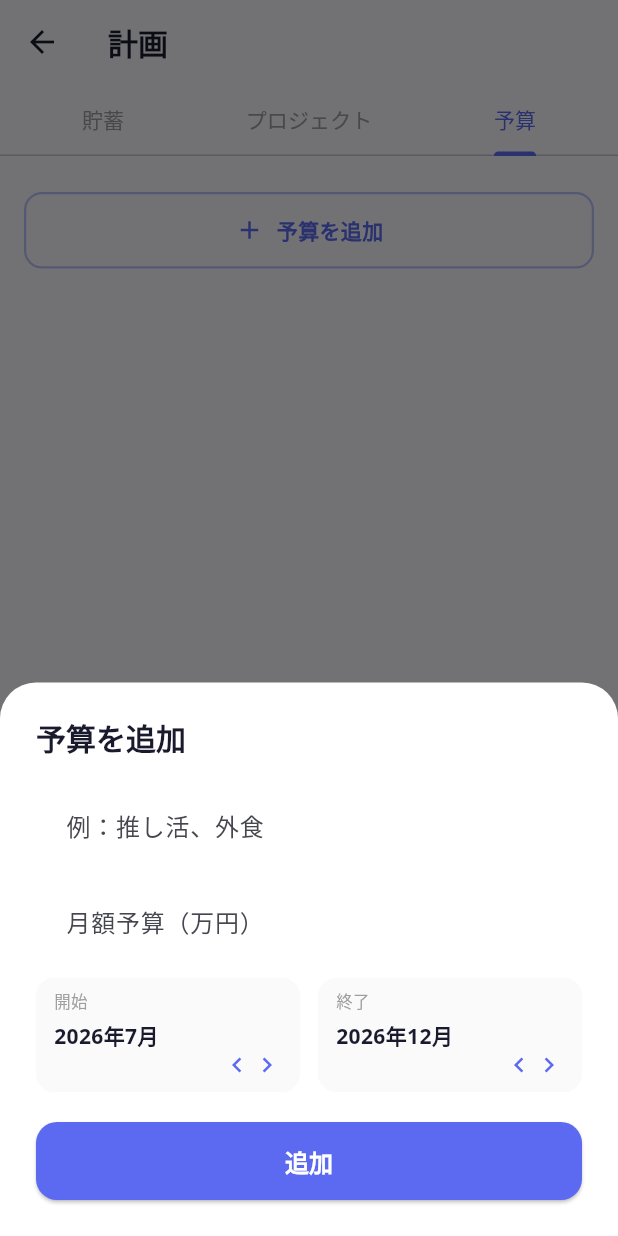
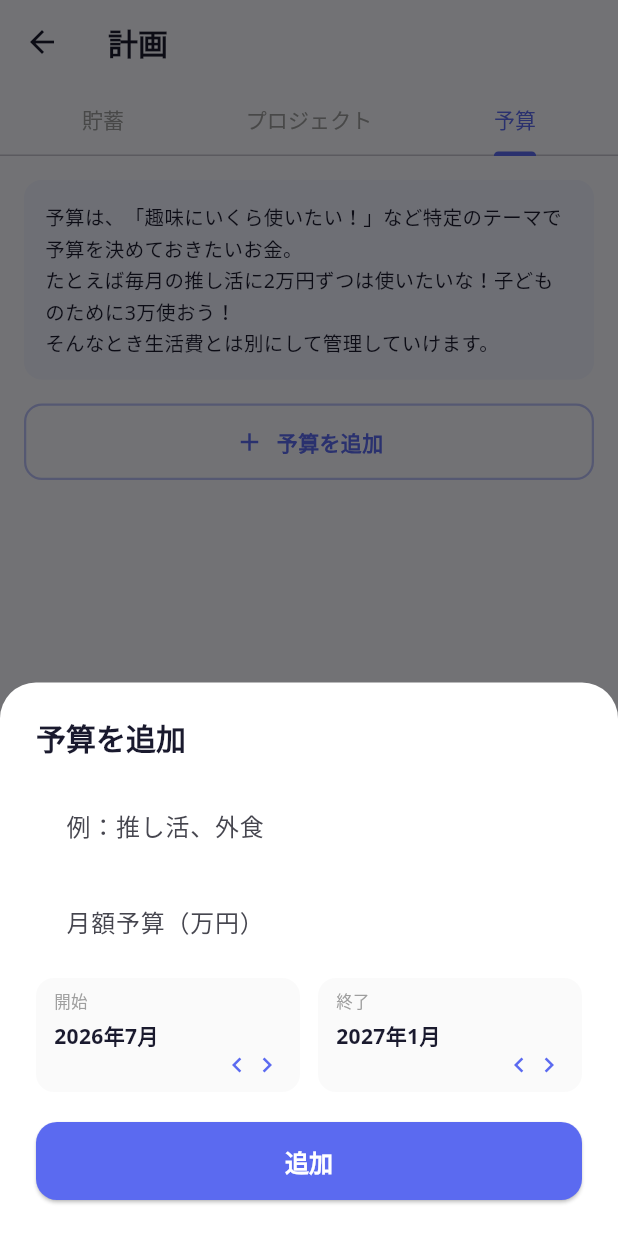
Before and after one commit to sakura9625/my-budget-plan, a Flutter app: the PlanTab screen opened directly, tab 3 chosen, after a tap on "予算を追加", on a phone screen of 412 x 824 dp. Run offline on Flutter 3.47's test engine with Material 3 defaults, Android fonts, the phone set to English and light mode, and no system bars; our stand-ins replace firebase_core, flutter_local_notifications, flutter_riverpod, go_router, google_fonts, hive and 2 more; accounts and stored records are empty.

Commit message:
feat: add explanatory texts and fix default period to 6 months

```diff
--- a/lib/screens/plan_tab.dart
+++ b/lib/screens/plan_tab.dart
@@ -79,6 +79,12 @@ class _GoalList extends ConsumerWidget {
     return ListView(
       padding: const EdgeInsets.all(16),
       children: [
+        _buildDescription(
+          type == GoalType.saving
+              ? '貯蓄は、純粋に貯めておきたいお金。\n使い途は決まってないけど、100万貯めたい！という目標があれば設定してください。'
+              : 'プロジェクトは、特定の目的・計画のためにつくりたいお金です。\nたとえば年末に海外旅行にいきたい、ちょっといいパソコンを買いたい！\nそんなときにご利用ください。',
+        ),
+        const SizedBox(height: 8),
         ...goals.map((g) {
           final gc = calc?.goalCalculations
               .where((c) => c.goal.id == g.id)
@@ -95,6 +101,24 @@ class _GoalList extends ConsumerWidget {
     );
   }
 
+  Widget _buildDescription(String text) {
+    return Container(
+      padding: const EdgeInsets.all(14),
+      decoration: BoxDecoration(
+        color: AppTheme.primary.withOpacity(0.06),
+        borderRadius: BorderRadius.circular(12),
+      ),
+      child: Text(
+        text,
+        style: const TextStyle(
+          color: AppTheme.textDark,
+          fontSize: 13,
+          height: 1.6,
+        ),
+      ),
+    );
+  }
+
   void _showGoalDialog(BuildContext context, WidgetRef ref, GoalType type,
       {Goal? existing}) {
     final nameController =
@@ -104,8 +128,9 @@ class _GoalList extends ConsumerWidget {
     final now = DateTime.now();
     int startYear = existing?.startYear ?? now.year;
     int startMonth = existing?.startMonth ?? now.month;
-    int endYear = existing?.endYear ?? now.year + 1;
-    int endMonth = existing?.endMonth ?? now.month;
+    final endDefault = DateTime(now.year, now.month + 6);
+    int endYear = existing?.endYear ?? endDefault.year;
+    int endMonth = existing?.endMonth ?? endDefault.month;
     final isEdit = existing != null;
 
     showModalBottomSheet(
@@ -634,6 +659,10 @@ class _BudgetList extends ConsumerWidget {
     return ListView(
       padding: const EdgeInsets.all(16),
       children: [
+        _buildDescription(
+          '予算は、「趣味にいくら使いたい！」など特定のテーマで予算を決めておきたいお金。\nたとえば毎月の推し活に2万円ずつは使いたいな！子どものために3万使おう！\nそんなとき生活費とは別にして管理していけます。',
+        ),
+        const SizedBox(height: 8),
         ...budgets.map((b) {
           final bc = calc?.budgetCalculations
               .where((c) => c.budget.id == b.id)
@@ -650,6 +679,24 @@ class _BudgetList extends ConsumerWidget {
     );
   }
 
+  Widget _buildDescription(String text) {
+    return Container(
+      padding: const EdgeInsets.all(14),
+      decoration: BoxDecoration(
+        color: AppTheme.primary.withOpacity(0.06),
+        borderRadius: BorderRadius.circular(12),
+      ),
+      child: Text(
+        text,
+        style: const TextStyle(
+          color: AppTheme.textDark,
+          fontSize: 13,
+          height: 1.6,
+        ),
+      ),
+    );
+  }
+
   void _showBudgetDialog(BuildContext context, WidgetRef ref,
       {Budget? existing}) {
     final nameController =
@@ -659,8 +706,9 @@ class _BudgetList extends ConsumerWidget {
     final now = DateTime.now();
     int startYear = existing?.startYear ?? now.year;
     int startMonth = existing?.startMonth ?? now.month;
-    int endYear = existing?.endYear ?? now.year;
-    int endMonth = existing?.endMonth ?? 12;
+    final endDefault = DateTime(now.year, now.month + 6);
+    int endYear = existing?.endYear ?? endDefault.year;
+    int endMonth = existing?.endMonth ?? endDefault.month;
     final isEdit = existing != null;
 
     showModalBottomSheet(
```
Also changed, not shown: lib/providers/calculation_provider.dart (+8 -3 lines), lib/screens/home_tab.dart (+70 -3 lines), lib/screens/onboarding_screen.dart (+31 -0 lines), lib/screens/setup_screen.dart (+6 -4 lines).
